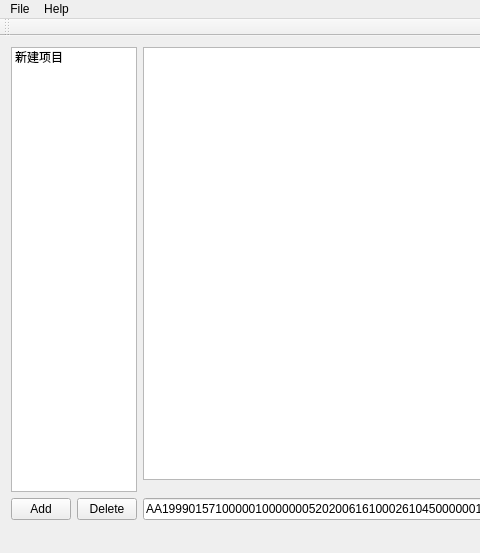
One2INF/ProtocolParser, file mainwindow.ui: the form before one commit; both pictures show x 0 to 480 and y 0 to 553 of the 701 by 553 pixel window.
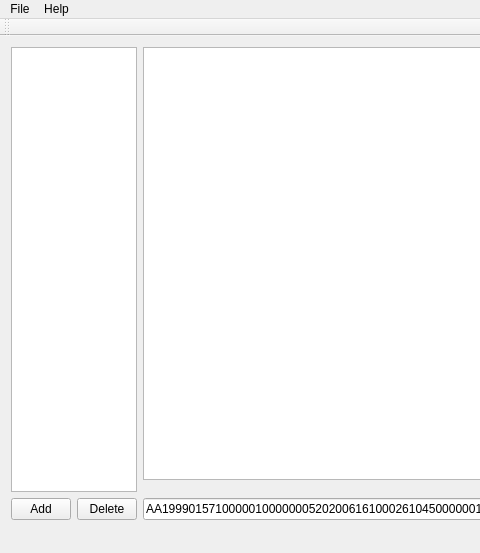
The form after the commit.

Commit message: 支持多个 json 文件配置协议

```diff
--- a/mainwindow.ui
+++ b/mainwindow.ui
@@ -96,11 +96,6 @@
       <property name="sortingEnabled">
        <bool>false</bool>
       </property>
-      <item>
-       <property name="text">
-        <string>新建项目</string>
-       </property>
-      </item>
      </widget>
     </item>
    </layout>
```
The commit also changes 2 other files.
